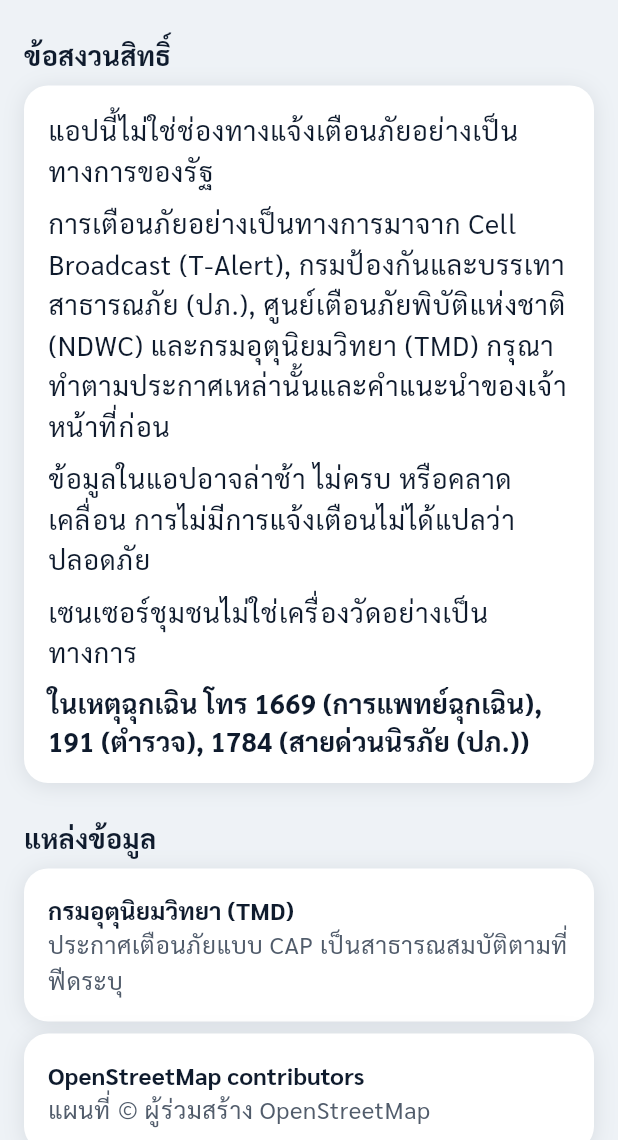
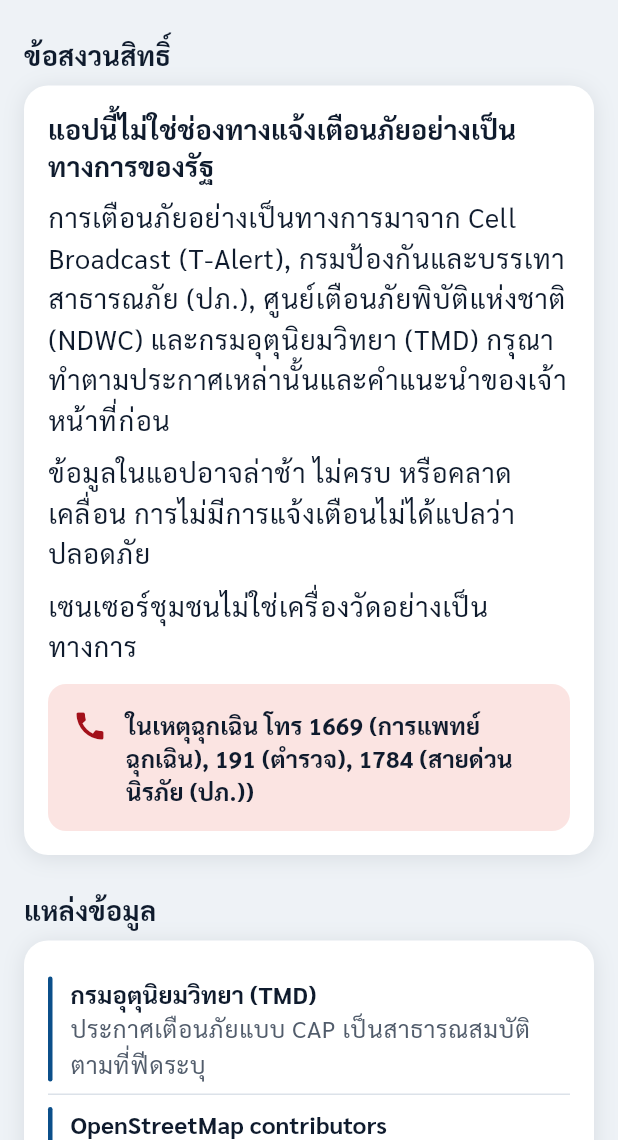
Before and after one commit to Chon-sri2009/disaster_app2, a Flutter app: the AboutScreen screen opened directly, on a phone screen of 412 x 824 dp, the part 96-1236 px from its top. Run offline on Flutter 3.47's test engine with Material 3 defaults, Android fonts, the phone set to English and light mode, and no system bars; our stand-ins replace flutter_map, geolocator, image_picker, latlong2, share_plus, shared_preferences; missing offline and left inert: maplibre, vector_map_tiles, vector_map_tiles_pmtiles, vector_tile_renderer; accounts and stored records are empty; statements that could not run were skipped.

Commit message:
UI polish: About disclaimer and sources cards, labelled SOS chips on Home, refreshed goldens
Co-Authored-By: Claude Sonnet 5.5 <noreply@anthropic.com>

```diff
--- a/lib/screens/about_screen.dart
+++ b/lib/screens/about_screen.dart
@@ -14,6 +14,7 @@ class AboutScreen extends StatelessWidget {
   @override
   Widget build(BuildContext context) {
     final theme = Theme.of(context);
+    final t = context.tokens;
     final disclaimer = [
       context.tr(
         th: 'แอปนี้ไม่ใช่ช่องทางแจ้งเตือนภัยอย่างเป็นทางการของรัฐ',
@@ -100,35 +101,62 @@ class AboutScreen extends StatelessWidget {
               SectionLabel(context.tr(th: 'ข้อสงวนสิทธิ์', en: 'Disclaimer')),
               SoftCard(
                 child: Column(
-                  crossAxisAlignment: CrossAxisAlignment.start,
+                  crossAxisAlignment: CrossAxisAlignment.stretch,
                   children: [
-                    for (final line in disclaimer)
+                    // The first line is the one that matters most, so it leads as a title.
+                    Padding(
+                      padding: const EdgeInsets.only(bottom: AppSpace.sm),
+                      child: Text(
+                        disclaimer.first,
+                        style: theme.textTheme.titleMedium,
+                      ),
+                    ),
+                    for (final line in disclaimer.skip(1))
                       Padding(
                         padding: const EdgeInsets.only(bottom: AppSpace.sm),
                         child: Text(line, style: theme.textTheme.bodyLarge),
                       ),
-                    Text(
+                    const SizedBox(height: AppSpace.xs),
+                    Container(
+                      padding: const EdgeInsets.all(AppSpace.md),
+                      decoration: BoxDecoration(
+                        color: t.errorBg,
+                        borderRadius: BorderRadius.circular(AppRadius.md),
+                      ),
+                      child: Row(
+                        crossAxisAlignment: CrossAxisAlignment.start,
+                        children: [
+                          Icon(Icons.call, color: t.dangerInk),
+                          const SizedBox(width: AppSpace.sm + AppSpace.xs),
+                          Expanded(
+                            child: Text(
                               context.tr(
                                 th: 'ในเหตุฉุกเฉิน โทร $numbers',
                                 en: 'In an emergency call $numbers.',
                               ),
-                      style: theme.textTheme.titleMedium,
+                              style: theme.textTheme.titleSmall,
+                            ),
+                          ),
+                        ],
+                      ),
                     ),
                   ],
                 ),
               ),
               SectionLabel(context.tr(th: 'แหล่งข้อมูล', en: 'Data sources')),
-              for (final s in sources)
-                Padding(
-                  padding: const EdgeInsets.only(bottom: AppSpace.sm),
-                  child: SoftCard(
+              SoftCard(
                 child: Column(
-                      crossAxisAlignment: CrossAxisAlignment.start,
                   children: [
-                        Text(s.$1, style: theme.textTheme.titleSmall),
-                        Text(s.$2, style: theme.textTheme.bodySmall),
+                    for (final (i, s) in sources.indexed) ...[
+                      if (i > 0) const Divider(),
+                      AccentRow(
+                        // The build's own data is the one caveat; it gets the quiet offline tint.
+                        accent: i == sources.length - 1 ? t.inkMuted : t.brand,
+                        title: s.$1,
+                        subtitle: s.$2,
+                      ),
                     ],
-                    ),
+                  ],
                 ),
               ),
             ],
--- a/lib/screens/home_screen.dart
+++ b/lib/screens/home_screen.dart
@@ -442,13 +442,14 @@ class _QuickCalls extends StatelessWidget {
             inCard: true,
           ),
           Row(
-            mainAxisAlignment: MainAxisAlignment.spaceAround,
+            crossAxisAlignment: CrossAxisAlignment.start,
             children: [
               for (final n in EmergencyNumbers.sos)
-                Flexible(
+                Expanded(
                   child: RoundChip(
                     icon: emergencyIcon(n),
                     label: n.number,
+                    caption: context.serviceName(n),
                     semanticLabel: context.tr(
                       th: 'โทร ${n.number} ${context.serviceName(n)}',
                       en: 'Call ${n.number}, ${context.serviceName(n)}',
```
Also changed, not shown: lib/widgets/soft_ui.dart (+15 -1 lines), 8 other files. Lines whose indentation alone changed are shown as unchanged.
